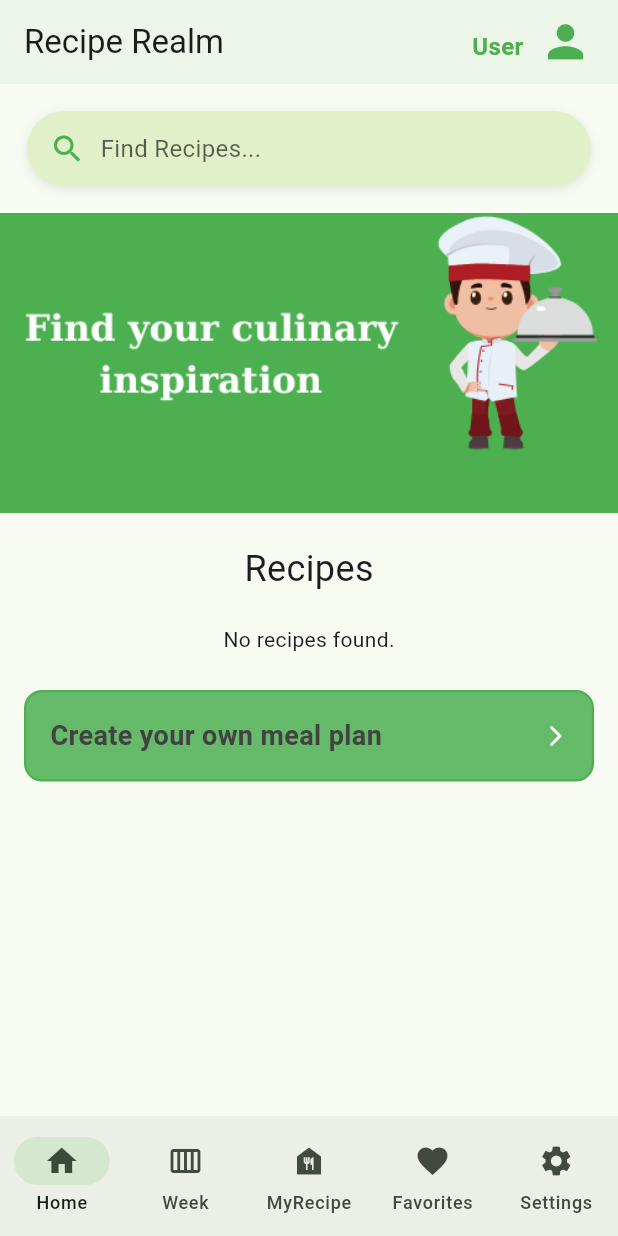
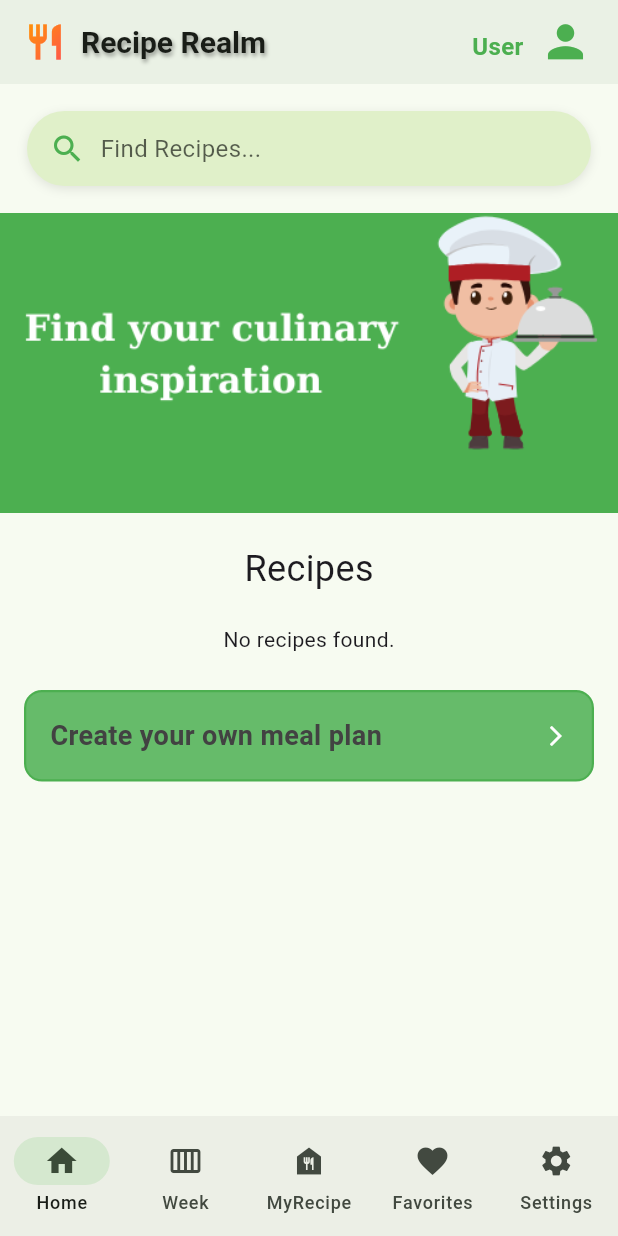
Before and after one commit to Retsos/Recipe-Realm, a Flutter app: the screen it shows once a user with an empty profile is signed in, on a phone screen of 412 x 824 dp. Run offline on Flutter 3.47's test engine with Material 3 defaults, Android fonts, the phone set to English and light mode, and no system bars; our stand-ins replace cloud_firestore, connectivity_plus, firebase_auth, firebase_core, firebase_messaging, floor and 4 more; accounts and stored records are empty; generated files the repository leaves out were written again.

Commit message:
home screen styles

```diff
--- a/lib/screens/home_screen_widget.dart
+++ b/lib/screens/home_screen_widget.dart
@@ -147,11 +147,42 @@ class _HomeScreenState extends State<HomeScreen> {
 
     return Scaffold(
       appBar: AppBar(
-        title: Text(
-          'Recipe Realm',
-          style: TextStyle(color: theme.colorScheme.onSurface),
+        backgroundColor: theme.colorScheme.surface,
+        elevation: 2,
+        title: Row(
+          children: [
+            ShaderMask(
+              shaderCallback: (Rect bounds) {
+                return const LinearGradient(
+                  colors: [Colors.orange, Colors.redAccent],
+                  begin: Alignment.topLeft,
+                  end: Alignment.bottomRight,
+                ).createShader(bounds);
+              },
+              child: const Icon(
+                Icons.restaurant,
+                size: 28,
+                color: Colors.white, // Required for ShaderMask
+              ),
+            ),
+            const SizedBox(width: 10),
+            Text(
+              'Recipe Realm',
+              style: TextStyle(
+                color: theme.colorScheme.onSurface,
+                fontWeight: FontWeight.bold,
+                fontSize: 20,
+                shadows: const [
+                  Shadow(
+                    offset: Offset(1, 2),
+                    blurRadius: 3.0,
+                    color: Colors.black38,
+                  ),
+                ],
+              ),
+            ),
+          ],
         ),
-        backgroundColor: theme.colorScheme.surface,
         actions: [_buildUserAvatar()],
       ),
       body: SingleChildScrollView(
```
